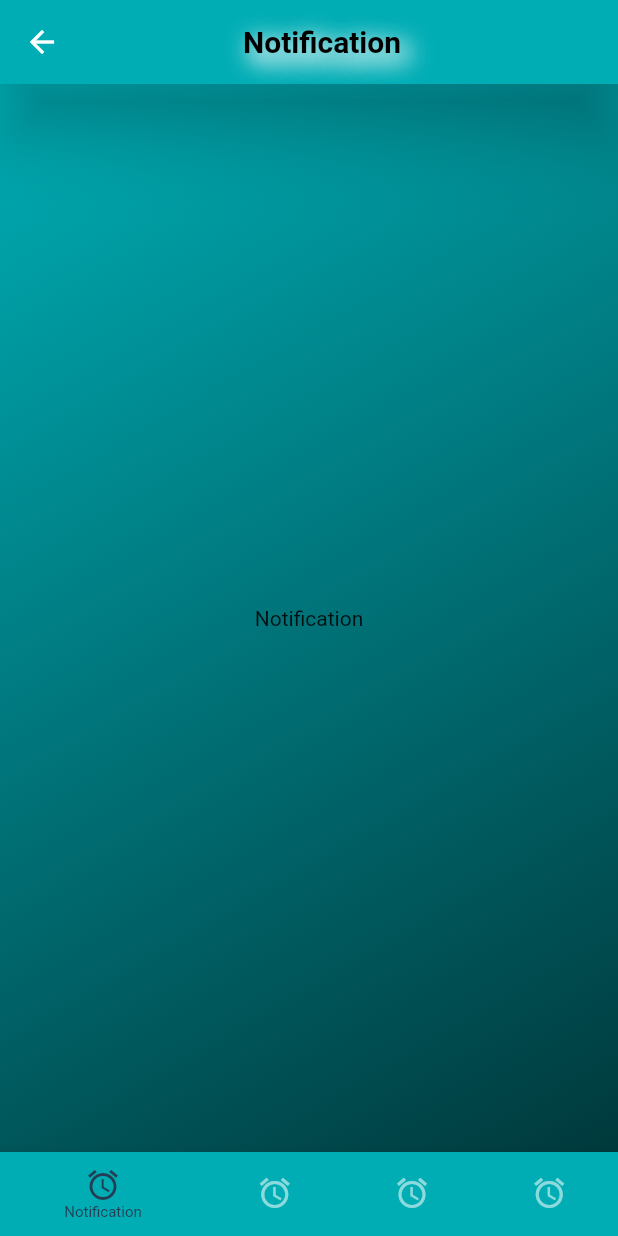
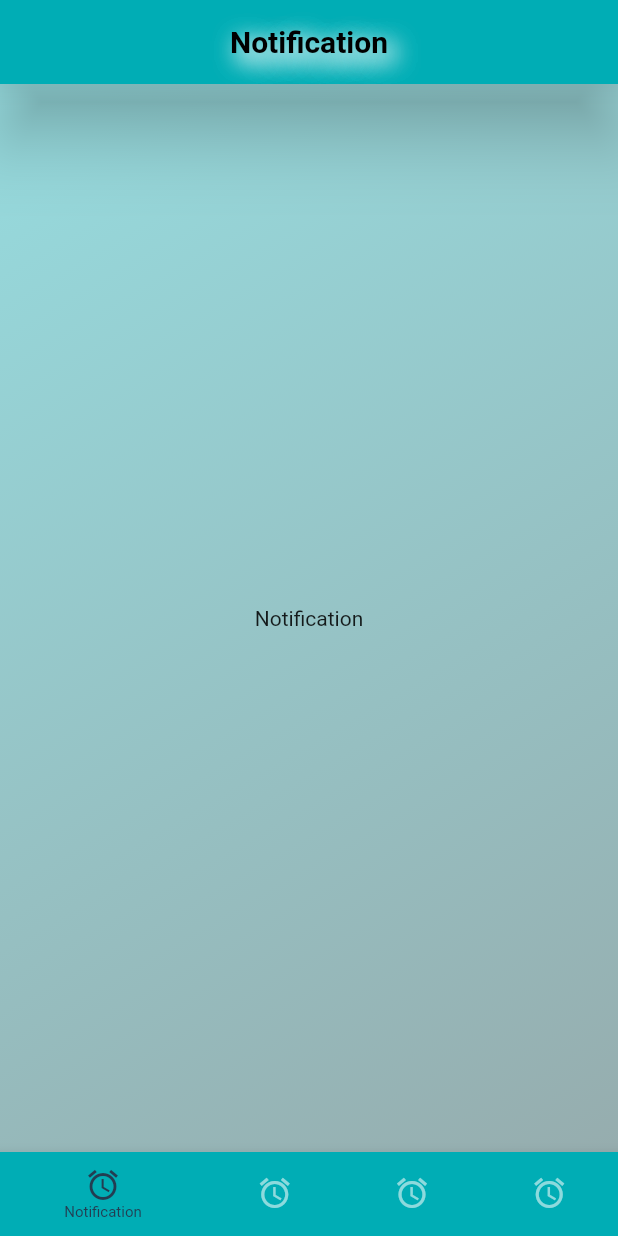
Before and after one commit to Ahmedriyadh19/SARS, a Flutter app: the screen it shows after launch, after a tap on "Login", on a phone screen of 412 x 824 dp. Run offline on Flutter 3.47's test engine with Material 2 defaults, Android fonts, the phone set to English and light mode, and no system bars.

Commit message:
Updated v1

```diff
--- a/lib/View/Branch Pages/profile.dart
+++ b/lib/View/Branch Pages/profile.dart
@@ -1,4 +1,5 @@
 import 'package:flutter/material.dart';
+import 'package:sars/Control/contorl.dart';
 
 class ProfilePage extends State {
   static String appBarTitle = 'Profile';
@@ -7,7 +8,35 @@ class ProfilePage extends State {
   @override
   Widget build(BuildContext context) {
     return Column(
-      children: const [Text('Profile')],
+      mainAxisAlignment: MainAxisAlignment.center,
+      children: [
+        const Text('Profile'),
+       const SizedBox(height: 400,),
+        ElevatedButton(
+          child: const Text(
+            'Logout',
+            textAlign: TextAlign.center,
+          ),
+          style: ButtonStyle(
+              shape: MaterialStateProperty.all<RoundedRectangleBorder>(
+                  RoundedRectangleBorder(
+                      borderRadius: BorderRadius.circular(9.0),
+                      side: const BorderSide(
+                          color: Color.fromARGB(255, 141, 218, 221)))),
+              elevation: MaterialStateProperty.all(30),
+              backgroundColor:
+                  MaterialStateProperty.all(const Color.fromARGB(100, 0, 57, 60)),
+              padding: MaterialStateProperty.all(
+                  const EdgeInsets.only(left: 112, right: 112)),
+              textStyle:
+                  MaterialStateProperty.all(const TextStyle(fontSize: 15))),
+          onPressed: () => {
+            Navigator.of(context).pushReplacement(MaterialPageRoute(
+              builder: (_) => const ControlFull(),
+            ))
+          },
+        ),
+      ],
     );
   }
 }
--- a/lib/View/Main Pages/hold_app_page.dart
+++ b/lib/View/Main Pages/hold_app_page.dart
@@ -1,7 +1,5 @@
 import 'package:flutter/material.dart';
 import 'package:sars/View/Main%20Pages/login_page.dart';
-import 'package:sars/View/Main%20Pages/main_page.dart';
-import 'package:sars/View/Main%20Pages/registration_page.dart';
 
 class HoldAppPage extends State {
   bool passwordVis = true;
--- a/lib/View/Main Pages/login_page.dart
+++ b/lib/View/Main Pages/login_page.dart
@@ -136,7 +136,7 @@ class LoginPage extends State {
                           textStyle: MaterialStateProperty.all(
                               const TextStyle(fontSize: 15))),
                       onPressed: () => {
-                        Navigator.of(context).push(MaterialPageRoute(
+                        Navigator.of(context).pushReplacement(MaterialPageRoute(
                           builder: (_) => const MainPageBuilder(),
                         ))
                       },
@@ -159,7 +159,7 @@ class LoginPage extends State {
                           backgroundColor: MaterialStateProperty.all(
                               const Color.fromARGB(0, 0, 57, 60)),
                           padding: MaterialStateProperty.all(
-                              const EdgeInsets.only(left: 103, right: 103)),
+                              const EdgeInsets.only(left: 105, right: 105)),
                           textStyle: MaterialStateProperty.all(
                               const TextStyle(fontSize: 15))),
                       onPressed: () => {
--- a/lib/View/Main Pages/main_page.dart
+++ b/lib/View/Main Pages/main_page.dart
@@ -43,8 +43,9 @@ class MainPage extends State {
         appBar: AppBar(
           elevation: 20,
           backgroundColor: const Color.fromARGB(255, 0, 173, 181),
-          title: Container(
-            padding: const EdgeInsets.only(left: 90),
+          title: Center(
+
+           // padding: const EdgeInsets.only(left: 90),
             child: Text(
               appBarTitle,
               style: const TextStyle(
@@ -74,8 +75,8 @@ class MainPage extends State {
             begin: Alignment.topLeft,
             end: Alignment.bottomRight,
             colors: [
-              Color.fromRGBO(0, 173, 181, 1),
-              Color.fromRGBO(0, 57, 60, 1),
+              Color.fromRGBO(0, 173, 181, 0.4),
+              Color.fromRGBO(0, 57, 60, 0.4),
             ],
           )),
           child: Column(
```
